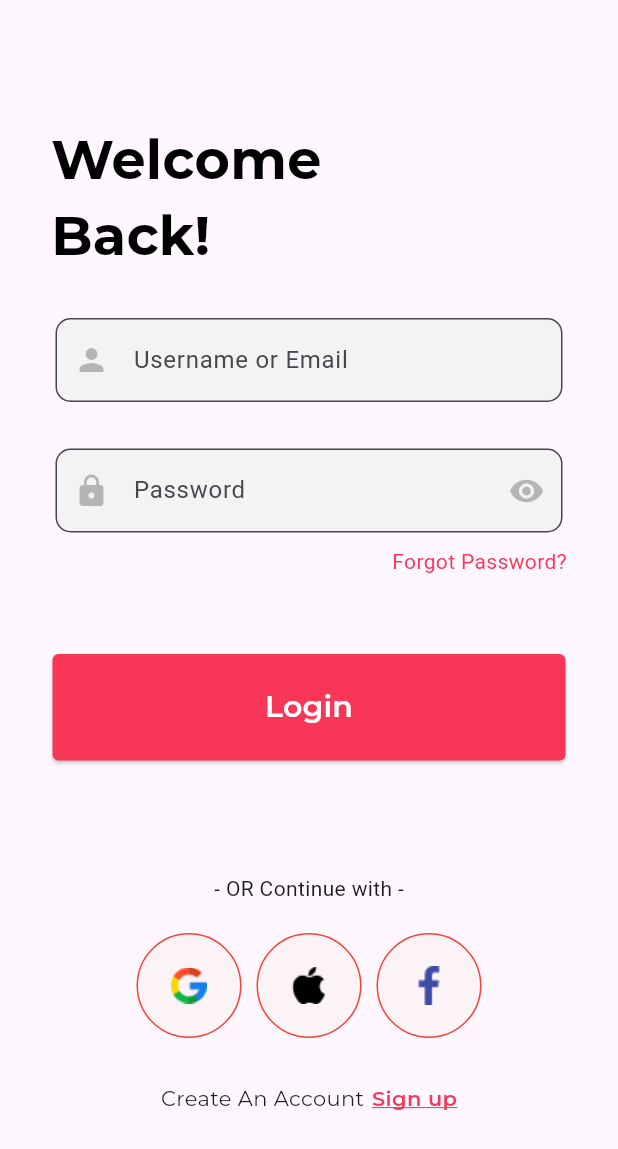
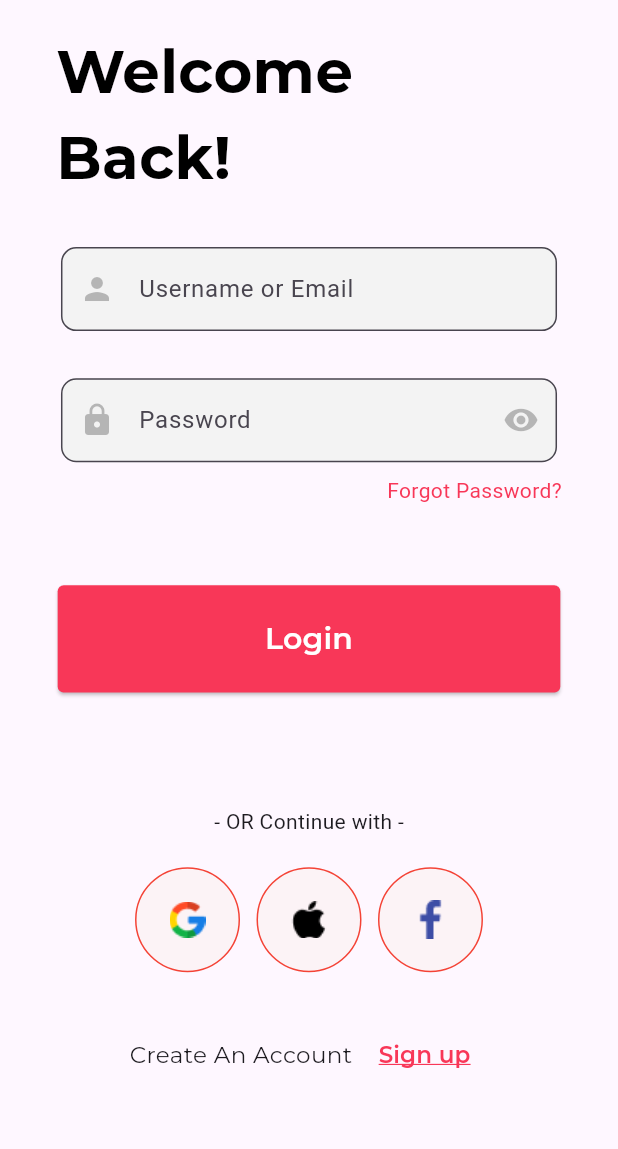
Before and after one commit to obasanmichael/Ecommerce-App, a Flutter app: the screen it shows after launch, after a tap on "Skip", on a phone screen of 412 x 824 dp. Shown: the top 1149 px of the screen. Run offline on Flutter 3.47's test engine with Material 3 defaults, Android fonts, the phone set to English and light mode, and no system bars; our stand-ins replace flutter_screenutil, google_fonts.

Commit message:
Implemented the screenutil package to the dimensions used

```diff
--- a/lib/components/icon_link.dart
+++ b/lib/components/icon_link.dart
@@ -15,7 +15,7 @@ class IconLink extends StatelessWidget {
   @override
   Widget build(BuildContext context) {
     return GestureDetector(
-      onTap: onTap,
+      onTap: (){},
       child: Container(
         width: 70, // Set a fixed size for the container
         height: 70,
--- a/lib/screens/auth/blocs/sign_in.dart
+++ b/lib/screens/auth/blocs/sign_in.dart
@@ -1,6 +1,8 @@
 import 'package:expense_tracker2/components/icon_link.dart';
 import 'package:flutter/material.dart';
+import 'package:flutter/widgets.dart';
 import 'package:google_fonts/google_fonts.dart';
+import 'package:flutter_screenutil/flutter_screenutil.dart';
 
 class SignIn extends StatelessWidget {
   const SignIn({super.key});
@@ -8,13 +10,14 @@ class SignIn extends StatelessWidget {
   Widget build(BuildContext context) {
     return Scaffold(
       body: Padding(
-        padding: const EdgeInsets.symmetric(horizontal: 17),
+        padding: EdgeInsets.symmetric(horizontal: 17.w),
+        child: SafeArea(
           child: Padding(
-          padding: const EdgeInsets.symmetric(vertical: 80),
+            padding: EdgeInsets.only(top: 20.h),
             child: Column(
               children: [
                 Padding(
-                padding: const EdgeInsets.symmetric(horizontal: 17),
+                  padding: EdgeInsets.symmetric(horizontal: 17.w),
                   child: Column(
                     crossAxisAlignment: CrossAxisAlignment.stretch,
                     children: [
@@ -22,7 +25,7 @@ class SignIn extends StatelessWidget {
                         'Welcome',
                         textAlign: TextAlign.start,
                         style: GoogleFonts.montserrat(
-                        fontSize: 36,
+                          fontSize: 36.sp,
                           fontWeight: FontWeight.w700,
                           color: Colors.black,
                         ),
@@ -31,7 +34,7 @@ class SignIn extends StatelessWidget {
                         'Back!',
                         textAlign: TextAlign.start,
                         style: GoogleFonts.montserrat(
-                        fontSize: 36,
+                          fontSize: 36.sp,
                           fontWeight: FontWeight.w700,
                           color: Colors.black,
                         ),
@@ -39,13 +42,16 @@ class SignIn extends StatelessWidget {
                     ],
                   ),
                 ),
-              const SizedBox(height: 30),
+                SizedBox(height: 30.h),
+                Form(
+                  child: Column(
+                    children: [
                       Padding(
-                padding: const EdgeInsets.symmetric(horizontal: 20),
+                        padding: EdgeInsets.symmetric(horizontal: 20.w),
                         child: TextField(
                           decoration: InputDecoration(
                             border: OutlineInputBorder(
-                      borderRadius: BorderRadius.circular(10.0),
+                              borderRadius: BorderRadius.circular(10.r),
                             ),
                             filled: true,
                             fillColor: const Color(0xFFF3F3F3),
@@ -57,13 +63,13 @@ class SignIn extends StatelessWidget {
                           ),
                         ),
                       ),
-              const SizedBox(height: 31),
+                      SizedBox(height: 31.h),
                       Padding(
-                padding: const EdgeInsets.symmetric(horizontal: 20),
+                        padding: EdgeInsets.symmetric(horizontal: 20.w),
                         child: TextField(
                           decoration: InputDecoration(
                             border: OutlineInputBorder(
-                      borderRadius: BorderRadius.circular(10.0),
+                              borderRadius: BorderRadius.circular(10.r),
                             ),
                             filled: true,
                             fillColor: const Color(0xFFF3F3F3),
@@ -79,10 +85,10 @@ class SignIn extends StatelessWidget {
                           ),
                         ),
                       ),
-              const SizedBox(height: 9),
-              const Padding(
-                padding: EdgeInsets.only(right: 17),
-                child: Align(
+                      SizedBox(height: 9.h),
+                      Padding(
+                        padding: EdgeInsets.only(right: 17.w),
+                        child: const Align(
                           alignment: Alignment.centerRight,
                           child: Text(
                             'Forgot Password?',
@@ -91,18 +97,18 @@ class SignIn extends StatelessWidget {
                           ),
                         ),
                       ),
-              const SizedBox(height: 52),
+                      SizedBox(height: 52.h),
                       Padding(
-                padding: const EdgeInsets.symmetric(horizontal: 18),
+                        padding: EdgeInsets.symmetric(horizontal: 18.w),
                         child: SizedBox(
                           width: double.infinity,
                           child: ElevatedButton(
                             onPressed: () {},
                             style: ElevatedButton.styleFrom(
                                 backgroundColor: const Color(0xFFF83758),
-                        padding: const EdgeInsets.symmetric(vertical: 21),
+                                padding: EdgeInsets.symmetric(vertical: 21.h),
                                 shape: RoundedRectangleBorder(
-                            borderRadius: BorderRadius.circular(4))),
+                                    borderRadius: BorderRadius.circular(4.r))),
                             child: Text(
                               'Login',
                               style: GoogleFonts.montserrat(
@@ -113,9 +119,9 @@ class SignIn extends StatelessWidget {
                           ),
                         ),
                       ),
-              const SizedBox(height: 75),
+                      SizedBox(height: 75.h),
                       const Text('- OR Continue with -'),
-              const SizedBox(height: 20),
+                      SizedBox(height: 20.h),
                       Row(
                           mainAxisAlignment: MainAxisAlignment.center,
                           children: <Widget>[
@@ -124,38 +130,44 @@ class SignIn extends StatelessWidget {
                               image: 'assets/images/google.png',
                               onTap: () {},
                             ),
-                  const SizedBox(height: 20),
-                  const SizedBox(width: 10),
+                            SizedBox(
+                              // height: 20.h,
+                              width: 10.w,
+                            ),
                             IconLink(
                               image: 'assets/images/apple.png',
                               onTap: () {},
                             ),
-                  const SizedBox(height: 20),
-                  const SizedBox(width: 10),
+                            SizedBox(
+                              // height: 20.h,
+                              width: 10.w,
+                            ),
                             IconLink(
                               image: 'assets/images/facebook.png',
                               onTap: () {},
                             ),
-                ],
-              ),
-              const SizedBox(height: 30),
+                          ]),
+                      SizedBox(height: 30.h),
                       Row(
                         mainAxisAlignment: MainAxisAlignment.center,
                         children: [
                           Text(
                             'Create An Account',
                             style: GoogleFonts.montserrat(
-                        fontSize: 14, fontWeight: FontWeight.w400),
+                                fontSize: 14.sp, fontWeight: FontWeight.w400),
                           ),
-                  const SizedBox(width: 5),
-                  Text(
+                          SizedBox(width: 5.w),
+                          TextButton(
+                            onPressed: () {},
+                            child: Text(
                               'Sign up',
                               style: GoogleFonts.montserrat(
                                 color: const Color(0xFFF83758),
                                 decoration: TextDecoration.underline,
                                 decorationColor: const Color(0xFFF83758),
-                      fontSize: 14,
+                                fontSize: 14.sp,
                                 fontWeight: FontWeight.w600,
+                              ),
                             ),
                           )
                         ],
@@ -163,6 +175,10 @@ class SignIn extends StatelessWidget {
                     ],
                   ),
                 ),
+              ],
+            ),
+          ),
+        ),
       ),
     );
   }
--- a/lib/screens/home/views/on_boarding_page.dart
+++ b/lib/screens/home/views/on_boarding_page.dart
@@ -1,6 +1,7 @@
 import 'package:expense_tracker2/screens/auth/blocs/sign_in.dart';
 import 'package:flutter/material.dart';
 import 'package:google_fonts/google_fonts.dart';
+import 'package:flutter_screenutil/flutter_screenutil.dart';
 
 class OnBoardingPage extends StatefulWidget {
   const OnBoardingPage({super.key});
@@ -26,7 +27,7 @@ class _OnBoardingPageState extends State<OnBoardingPage> {
   }
 
   void nextPage() {
-    if (selectedPage < demo_data.length - 1) {
+    if (selectedPage < demoData.length - 1) {
       setState(() {
         selectedPage++;
       });
@@ -61,16 +62,16 @@ class _OnBoardingPageState extends State<OnBoardingPage> {
     return Scaffold(
       body: SafeArea(
         child: Padding(
-          padding: const EdgeInsets.all(16.0),
+          padding:  EdgeInsets.all(16.w),
           child: Column(
             children: [
               Row(
                 mainAxisAlignment: MainAxisAlignment.spaceBetween,
                 children: [
                   Text(
-                    '${selectedPage + 1}/${demo_data.length}',
+                    '${selectedPage + 1}/${demoData.length}',
                     style: GoogleFonts.montserrat(
-                        fontSize: 18,
+                        fontSize: 18.sp,
                         color: Colors.black,
                         fontWeight: FontWeight.w600),
                   ),
@@ -79,7 +80,7 @@ class _OnBoardingPageState extends State<OnBoardingPage> {
                     child: Text(
                       'Skip',
                       style: GoogleFonts.montserrat(
-                          fontSize: 18,
+                          fontSize: 18.sp,
                           color: Colors.black,
                           fontWeight: FontWeight.w600),
                     ),
@@ -88,12 +89,12 @@ class _OnBoardingPageState extends State<OnBoardingPage> {
               ),
               Expanded(
                 child: PageView.builder(
-                  itemCount: demo_data.length,
+                  itemCount: demoData.length,
                   controller: _pageController,
                   itemBuilder: (context, index) => OnBoardContent(
-                    description: demo_data[index].description,
-                    image: demo_data[index].image,
-                    title: demo_data[index].title,
+                    description: demoData[index].description,
+                    image: demoData[index].image,
+                    title: demoData[index].title,
                   ),
                 ),
               ),
@@ -105,7 +106,7 @@ class _OnBoardingPageState extends State<OnBoardingPage> {
                       child: Text(
                         'Prev',
                         style: GoogleFonts.montserrat(
-                            fontSize: 18,
+                            fontSize: 18.sp,
                             color: const Color(0xCCC4C4C4),
                             fontWeight: FontWeight.w600),
                       ),
@@ -113,16 +114,16 @@ class _OnBoardingPageState extends State<OnBoardingPage> {
                   const Spacer(),
                   TextButton(
                     onPressed: () {
-                      if (selectedPage == demo_data.length - 1) {
+                      if (selectedPage == demoData.length - 1) {
                         navigateToSignIn();
                       } else {
                         nextPage();
                       }
                     },
                     child: Text(
-                      selectedPage == demo_data.length - 1 ? 'Done' : 'Next',
+                      selectedPage == demoData.length - 1 ? 'Done' : 'Next',
                       style: GoogleFonts.montserrat(
-                          fontSize: 18,
+                          fontSize: 18.sp,
                           color: const Color(0xFFF83758),
                           fontWeight: FontWeight.w600),
                     ),
@@ -144,7 +145,7 @@ class OnBoard {
       {required this.description, required this.image, required this.title});
 }
 
-final List<OnBoard> demo_data = [
+final List<OnBoard> demoData = [
   OnBoard(
     title: 'Choose Product',
     description:
@@ -174,23 +175,23 @@ class OnBoardContent extends StatelessWidget {
     return Column(
       children: [
         const Spacer(),
-        Image.asset(image, height: 300),
+        Image.asset(image, height: 300.h),
         // const Spacer(),
         Text(
           title,
           style:
-              GoogleFonts.montserrat(fontSize: 24, fontWeight: FontWeight.w800),
+              GoogleFonts.montserrat(fontSize: 24.sp, fontWeight: FontWeight.w800),
         ),
-        const SizedBox(height: 16),
+         SizedBox(height: 16.h),
         Padding(
           padding: const EdgeInsets.symmetric(horizontal: 0),
           child: Text(
             description,
             textAlign: TextAlign.center,
-            style: const TextStyle(
-              fontSize: 14,
+            style:  TextStyle(
+              fontSize: 14.sp,
               fontWeight: FontWeight.w600,
-              color: Color(0xAAA8A8A9),
+              color: const Color(0xAAA8A8A9),
             ),
           ),
         ),
```
Also changed, not shown: 3 other files. Lines whose indentation alone changed are shown as unchanged.
